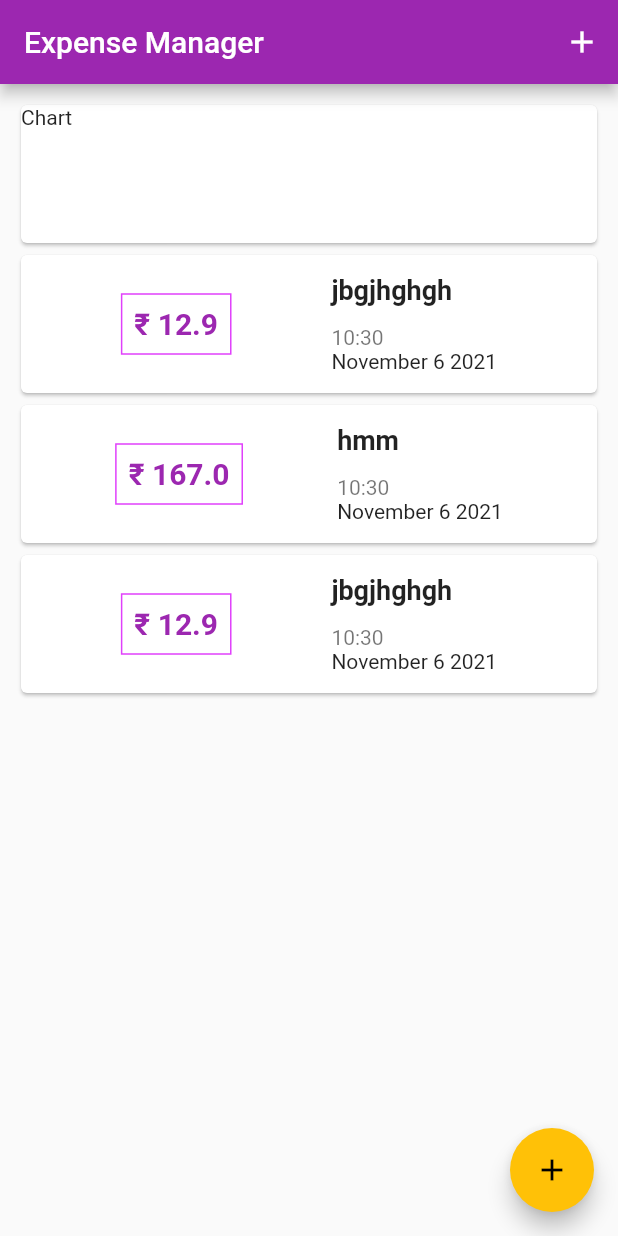
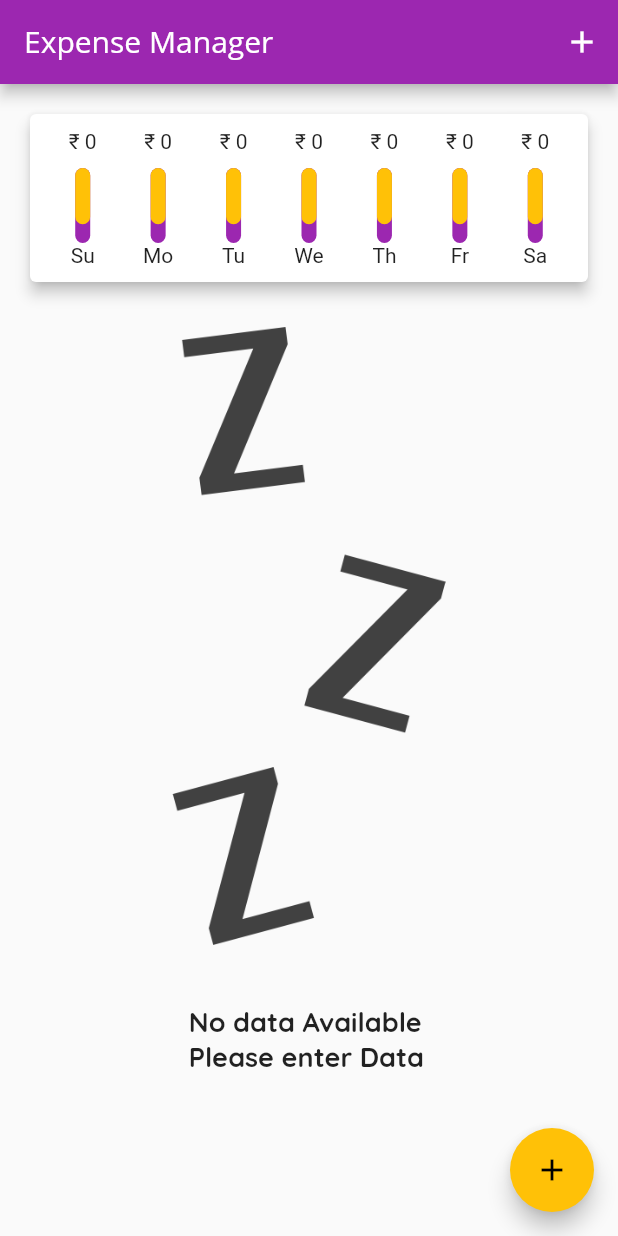
Before and after one commit to astar400/Expense-manager, a Flutter app: the screen it shows after launch, on a phone screen of 412 x 824 dp. Run offline on Flutter 3.47's test engine with Material 2 defaults, Android fonts, the light colour scheme and no system bars.

Commit message:
added chart widget

```diff
--- /dev/null
+++ b/lib/Bar.dart
@@ -0,0 +1,54 @@
+import 'package:flutter/material.dart';
+
+class Bar extends StatelessWidget {
+  final String day;
+  final double amount;
+  final double spendpercent;
+  const Bar({Key? key,required this.day,required this.amount,required this.spendpercent}) : super(key: key);
+
+  @override
+  Widget build(BuildContext context) {
+    return Container(
+      // padding: EdgeInsets.all(4),
+      // width: MediaQuery.of(context).size.width/8.4,
+
+
+      child: Column(
+
+        children: [
+          Container(
+            height: 16,
+            child: FittedBox(
+                child: Text("₹ ${amount.toStringAsFixed(0)}")),
+          ),
+          SizedBox(height: 10,),
+          Container(
+            height: 50,
+            width: 10,
+            child: Stack(
+              children: [
+              Container(
+              height: 50,
+              width: 10,
+
+              decoration: BoxDecoration(borderRadius: BorderRadius.all(Radius.circular(10)),color:Theme.of(context).primaryColor, ),
+              ),
+                FractionallySizedBox(heightFactor: spendpercent,child:Container(
+
+                    decoration: BoxDecoration(borderRadius: BorderRadius.all(Radius.circular(10)),color:Theme.of(context).accentColor, ),
+                ),
+                ),
+
+
+              ],
+            ),
+          ),
+          Text(day.substring(0,2))
+
+
+
+        ],
+      ),
+    );
+  }
+}
--- a/lib/Tile.dart
+++ b/lib/Tile.dart
@@ -17,9 +17,20 @@ class _TransactionListState extends State<TransactionList> {
   @override
   Widget build(BuildContext context) {
     return Container(
-      height: 300,
+      padding: EdgeInsets.all(20),
+      height: MediaQuery.of(context).size.height/1.5,
       // width: MediaQuery.of(context).size.width,
-      child: ListView.builder(
+      child:transactions.isEmpty?Column(
+        children: [
+          Container(
+              height: MediaQuery.of(context).size.height/2.0,
+
+              child: Image.asset("images/waiting.png",fit: BoxFit.cover,)),
+          SizedBox(height: 40,),
+          Text("No data Available \nPlease enter Data",style: Theme.of(context).textTheme.headline6,),
+
+        ],
+      ) :ListView.builder(
         itemCount: transactions.length,
         scrollDirection: Axis.vertical,
         itemBuilder: (ctx,index){return Tile(trxn: transactions[index]); },
@@ -60,7 +71,8 @@ class Tile extends StatelessWidget {
               children: [
                 Spacer(),
                 Text(trxn.title,
-                  style: TextStyle(fontSize: 18,fontWeight: FontWeight.bold),
+                  // style: TextStyle(fontSize: 18,fontWeight: FontWeight.bold),
+                  style: Theme.of(context).textTheme.headline6,
 
                 ),
                 Spacer(),
--- /dev/null
+++ b/lib/chart.dart
@@ -0,0 +1,55 @@
+import 'package:expenses_manager/Bar.dart';
+import 'package:flutter/cupertino.dart';
+import 'package:flutter/material.dart';
+import 'package:intl/intl.dart';
+
+import 'Models.dart';
+
+class Chart extends StatelessWidget {
+  late List<Transaction> transactions;
+  Chart({Key? key,required this.transactions}) : super(key: key);
+  List <Map<String,Object>> get charts{
+      return List.generate(7, (index){
+        final weekday=DateTime.now().subtract(Duration(days: index));
+
+        double totalsum=0;
+        for(int i=0;i<transactions.length;i++){
+          if((transactions[i].date.day==weekday.day) &&( transactions[i].date.month==weekday.month)&&( transactions[i].date.year==weekday.year)){
+              totalsum+=transactions[i].transaction;
+          }
+        }
+        print(totalsum);
+        print(DateFormat.E().format(weekday));
+
+        return {"day":DateFormat.E().format(weekday),"amount":totalsum};
+      });
+  }
+  double get total{
+   return charts.fold(0.00, (sum, element){
+     return sum+(element["amount"] as double);
+   }) ;
+  }
+
+  @override
+  Widget build(BuildContext context) {
+    print(charts);
+    return Card(
+      elevation: 4,
+      margin: EdgeInsets.all(10),
+      child: Padding(
+        padding: const EdgeInsets.all(10.0),
+        child: Row(
+          mainAxisAlignment: MainAxisAlignment.spaceEvenly,
+          children:charts.map((element){
+            return Flexible(
+                fit: FlexFit.tight,
+                child: Bar(day: element["day"].toString(), amount: element["amount"] as double, spendpercent:total==0? 0.75:(element["amount"] as double)/total));
+          } ).toList().reversed.toList(),
+
+
+        ),
+      ),
+
+    );
+  }
+}
--- a/lib/main.dart
+++ b/lib/main.dart
@@ -1,5 +1,6 @@
 
 
+import 'package:expenses_manager/chart.dart';
 import 'package:flutter/cupertino.dart';
 import 'package:flutter/material.dart';
 
@@ -20,12 +21,22 @@ class MyApp extends StatelessWidget {
       theme: ThemeData(
         primarySwatch: Colors.purple,
         accentColor:Colors.amber ,
+        fontFamily: "QuickSand",
+        textTheme: ThemeData.light().textTheme.copyWith(headline6: TextStyle(fontFamily: "QuickSand",fontWeight: FontWeight.bold,fontSize: 18)),
+        appBarTheme: AppBarTheme(
+                textTheme: ThemeData.light().textTheme.copyWith(headline6:TextStyle(fontFamily:"OpenSans",fontSize: 20)  ),
+                titleTextStyle: TextStyle(fontFamily:"OpenSans"),
+                    )
 
       ),
       darkTheme: ThemeData(
         primarySwatch: Colors.yellow,
         backgroundColor: Colors.black,
         accentColor: Colors.purple,
+        fontFamily: "OpenSans",
+        appBarTheme: AppBarTheme(
+          titleTextStyle: TextStyle(fontFamily:"OpenSans"),
+        )
 
 
       ),
@@ -45,13 +56,18 @@ class MyHomePage extends StatefulWidget {
 
 class _MyHomePageState extends State<MyHomePage> {
   List<Transaction> transactions=[
-    Transaction(uid:"1",date: DateTime.now(),transaction:12.9,title: "jbgjhghgh"),
-    Transaction(uid:"2",date: DateTime.now(),transaction:167.0,title: "hmm"),
-    Transaction(uid:"1",date: DateTime.now(),transaction:12.9,title: "jbgjhghgh"),
-    Transaction(uid:"2",date: DateTime.now(),transaction:167.0,title: "hmm"),
-    Transaction(uid:"1",date: DateTime.now(),transaction:12.9,title: "jbgjhghgh"),
-    Transaction(uid:"2",date: DateTime.now(),transaction:167.0,title: "hmm"),
+    // Transaction(uid:"1",date: DateTime.now(),transaction:12.9,title: "jbgjhghgh"),
+    // Transaction(uid:"2",date: DateTime.now(),transaction:167.0,title: "hmm"),
+    // Transaction(uid:"1",date: DateTime.now(),transaction:12.9,title: "jbgjhghgh"),
+    // Transaction(uid:"2",date: DateTime.now(),transaction:167.0,title: "hmm"),
+    // Transaction(uid:"1",date: DateTime.now(),transaction:12.9,title: "jbgjhghgh"),
+    // Transaction(uid:"2",date: DateTime.now(),transaction:167.0,title: "hmm"),
   ];
+  List<Transaction> get recent{
+    return transactions.where((element){
+      return (element.date.isAfter(DateTime.now().subtract(Duration(days: 7))));
+    }).toList();
+  }
 
   void _addNewTransaction(String title,double amount){
     final newtx=Transaction(uid: DateTime.now().toString(), date: DateTime.now(), transaction:amount,title: title);
@@ -83,11 +99,9 @@ class _MyHomePageState extends State<MyHomePage> {
             crossAxisAlignment: CrossAxisAlignment.center,
             children: [
               Container(
-                height: 100,
+
                 width: double.infinity,
-                child: Card(
-                  child:Text("Chart"),
-                ),
+                child: Chart(transactions: recent,)
               ),
               TransactionList(transactions: transactions),
                // Container(
--- a/pubspec.yaml
+++ b/pubspec.yaml
@@ -46,9 +46,9 @@ flutter:
   uses-material-design: true
 
   # To add assets to your application, add an assets section, like this:
-  # assets:
-  #   - images/a_dot_burr.jpeg
-  #   - images/a_dot_ham.jpeg
+  assets:
+   - images/
+
 
   # An image asset can refer to one or more resolution-specific "variants", see
   # https://flutter.dev/assets-and-images/#resolution-aware.
```
Also changed, not shown: images/waiting.png (added).
